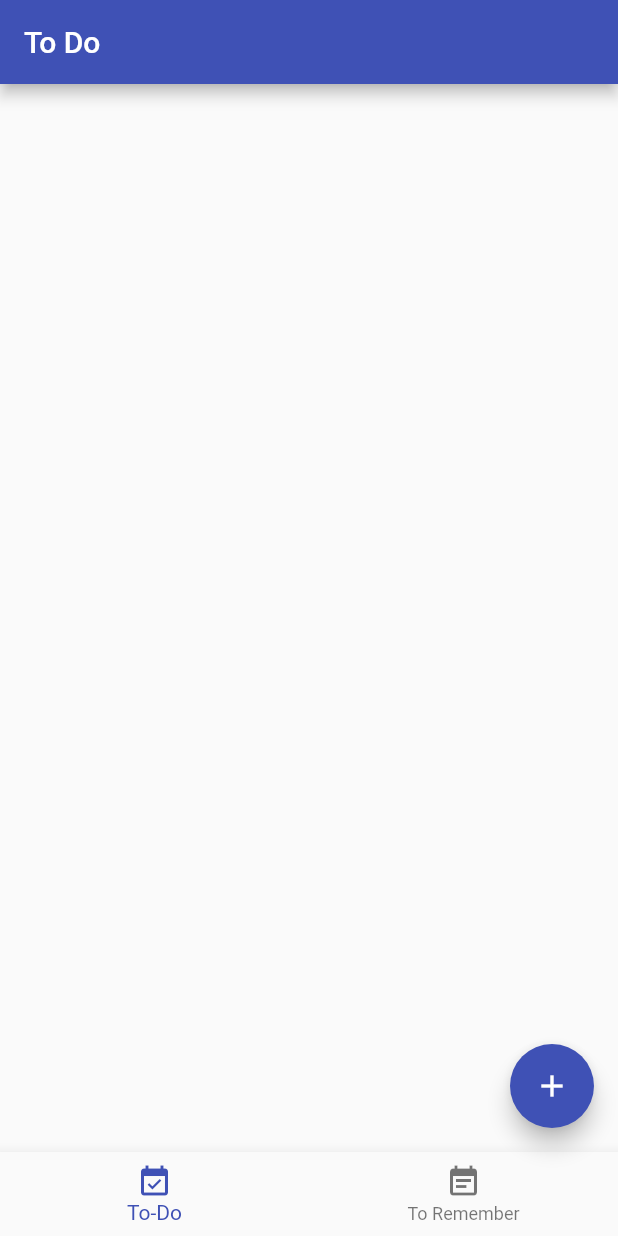
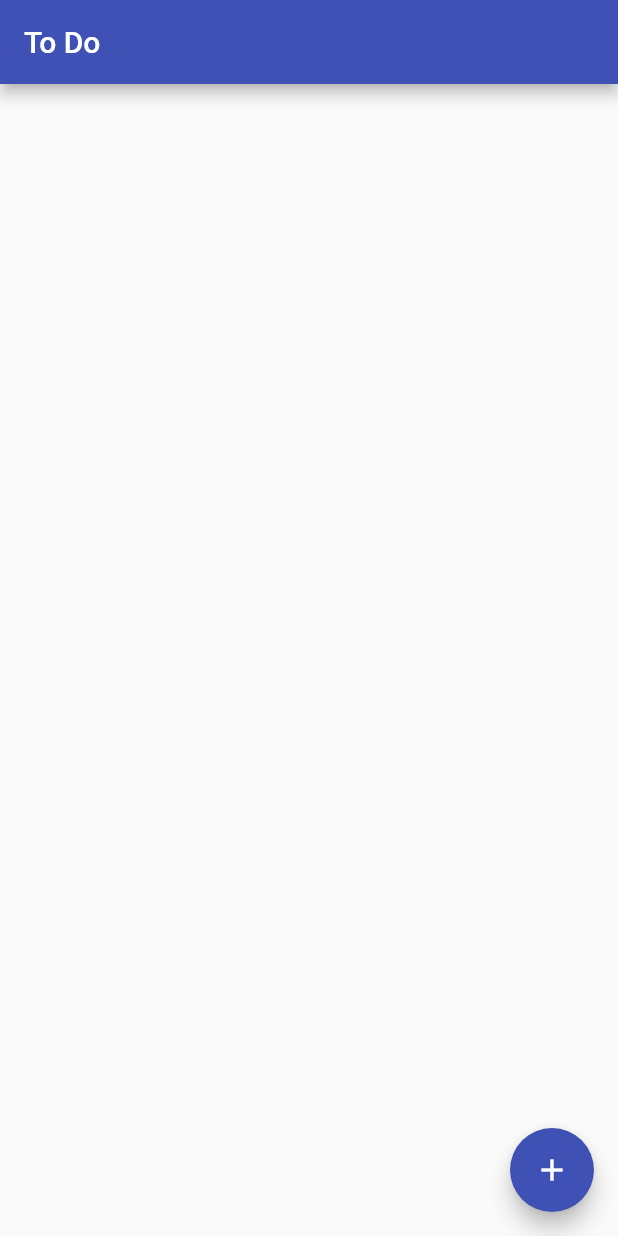
Before and after one commit to Debmalya99/todo_app_flutter, a Flutter app: the screen it shows after launch, on a phone screen of 412 x 824 dp. Run offline on Flutter 3.47's test engine with Material 2 defaults, Android fonts, the phone set to English and light mode, and no system bars.

Commit message:
Removed reminders for simplicity

```diff
--- a/lib/main.dart
+++ b/lib/main.dart
@@ -33,14 +33,6 @@ class _TodoApp extends State<TodoApp> {
         title: Text("To Do"),
       ),
       body: _buildTodoList(),
-      bottomNavigationBar: BottomNavigationBar(
-        items: const <BottomNavigationBarItem>[
-          BottomNavigationBarItem(
-              icon: Icon(Icons.event_available), title: Text("To-Do")),
-          BottomNavigationBarItem(
-              icon: Icon(Icons.event_note), title: Text("To Remember"))
-        ],
-      ),
       floatingActionButton: FloatingActionButton(
         onPressed: () {
           showDialog(
```
